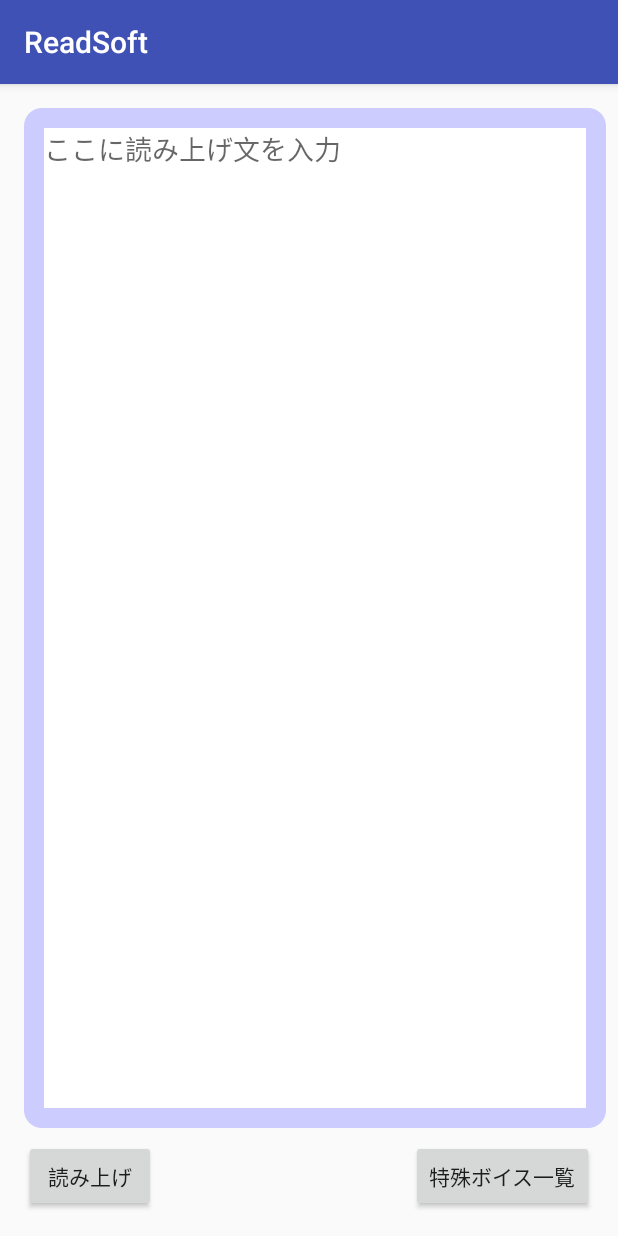
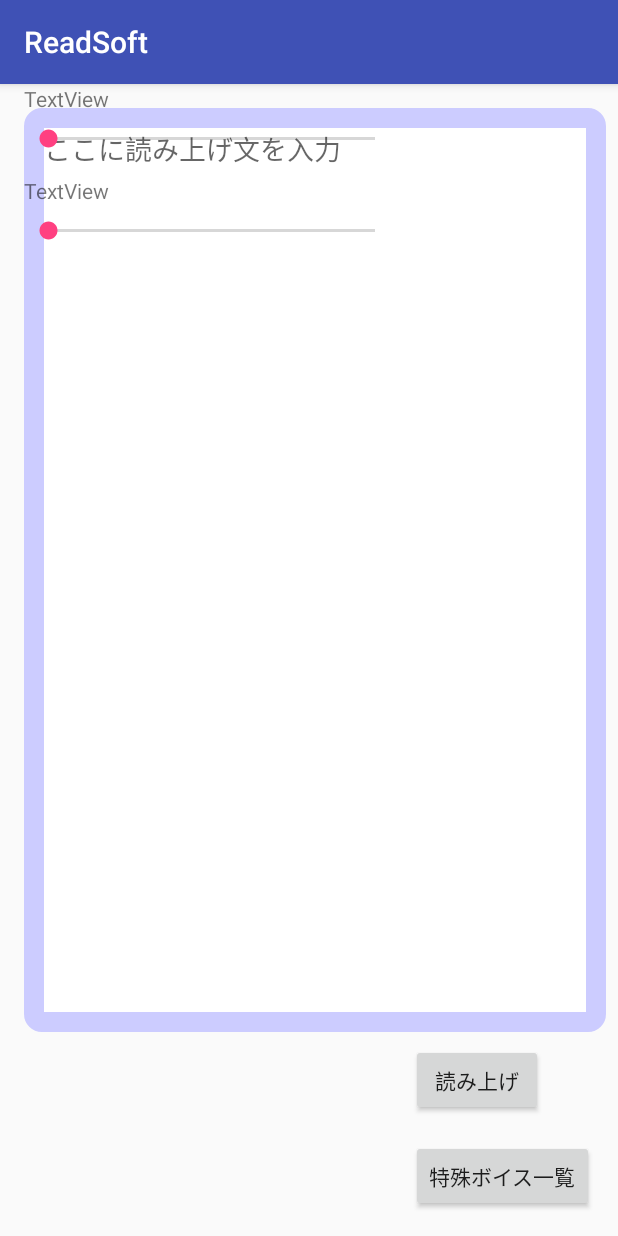
Before and after one commit to Bluewind12/ReadSoft, an Android app: the screen it shows after launch (MainActivity), on a phone screen of 412 x 824 dp. Run offline under Robolectric (Android 15) with nearby library versions, the phone set to English and light mode, and no system bars.

Commit message:
レイアウトの編集、追加 音量、待機時間の設定用  - TextEdit  - SeekBar

```diff
--- a/app/src/main/res/layout/activity_main.xml
+++ b/app/src/main/res/layout/activity_main.xml
@@ -29,10 +29,9 @@
         android:layout_width="wrap_content"
         android:layout_height="wrap_content"
         android:layout_marginBottom="16dp"
-        android:layout_marginStart="16dp"
         android:text="@string/read"
-        app:layout_constraintBottom_toBottomOf="parent"
-        app:layout_constraintStart_toStartOf="parent" />
+        app:layout_constraintBottom_toTopOf="@+id/optionButton"
+        app:layout_constraintStart_toStartOf="@+id/optionButton" />
 
     <Button
         android:id="@+id/optionButton"
@@ -43,4 +42,45 @@
         android:text="@string/option"
         app:layout_constraintBottom_toBottomOf="parent"
         app:layout_constraintEnd_toEndOf="parent" />
+
+    <TextView
+        android:id="@+id/textView2"
+        android:layout_width="wrap_content"
+        android:layout_height="wrap_content"
+        android:layout_marginStart="16dp"
+        android:text="TextView"
+        app:layout_constraintStart_toStartOf="parent"
+        tools:layout_editor_absoluteY="383dp" />
+
+    <SeekBar
+        android:id="@+id/seekBar"
+        android:layout_width="0dp"
+        android:layout_height="wrap_content"
+        android:layout_marginEnd="8dp"
+        android:layout_marginStart="16dp"
+        android:layout_marginTop="8dp"
+        app:layout_constraintEnd_toStartOf="@+id/readStartButton"
+        app:layout_constraintStart_toStartOf="parent"
+        app:layout_constraintTop_toBottomOf="@+id/textView2" />
+
+    <SeekBar
+        android:id="@+id/seekBar2"
+        android:layout_width="0dp"
+        android:layout_height="wrap_content"
+        android:layout_marginEnd="8dp"
+        android:layout_marginStart="16dp"
+        android:layout_marginTop="8dp"
+        app:layout_constraintEnd_toStartOf="@+id/optionButton"
+        app:layout_constraintStart_toStartOf="parent"
+        app:layout_constraintTop_toBottomOf="@+id/textView3" />
+
+    <TextView
+        android:id="@+id/textView3"
+        android:layout_width="wrap_content"
+        android:layout_height="wrap_content"
+        android:layout_marginStart="16dp"
+        android:layout_marginTop="16dp"
+        android:text="TextView"
+        app:layout_constraintStart_toStartOf="parent"
+        app:layout_constraintTop_toBottomOf="@+id/seekBar" />
 </android.support.constraint.ConstraintLayout>
```
